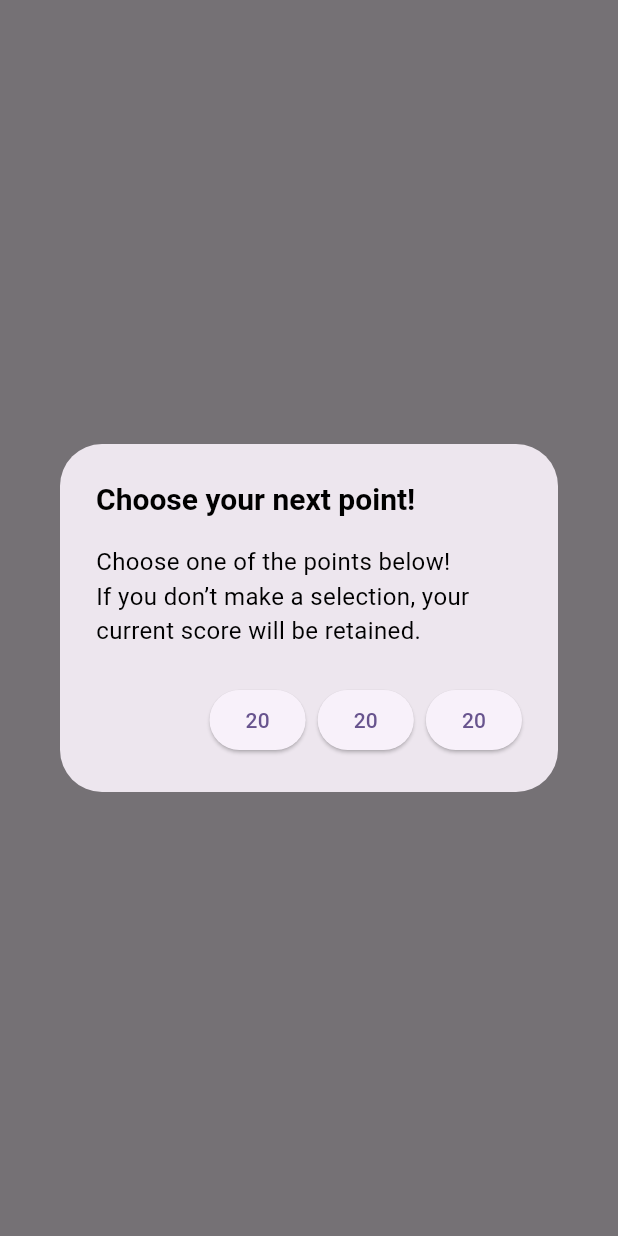
After one commit to Urrr4545/flutter_challenge, a Flutter app: the ChallengeNormalScreenDay6 screen opened directly, after a tap on "I want more points!", on a phone screen of 412 x 824 dp. The commit adds this screen. Run offline on Flutter 3.47's test engine with Material 3 defaults, Android fonts, the phone set to English and light mode, and no system bars; our stand-ins replace google_fonts.

Commit message:
update day6

```diff
--- /dev/null
+++ b/lib/challenge_day_6/normal/main.dart
@@ -0,0 +1,114 @@
+import 'dart:math';
+
+import 'package:flutter/material.dart';
+
+class ChallengeNormalScreenDay6 extends StatefulWidget {
+  const ChallengeNormalScreenDay6({Key? key}) : super(key: key);
+
+  @override
+  State<ChallengeNormalScreenDay6> createState() =>
+      _ChallengeNormalScreenDay6State();
+}
+
+class _ChallengeNormalScreenDay6State extends State<ChallengeNormalScreenDay6> {
+  int _point = 0;
+  List<int> points = [];
+
+  @override
+  void initState() {
+    super.initState();
+  }
+
+  void setRandomPoints() {
+    points.clear();
+    points.add(Random().nextInt(100));
+    points.add(Random().nextInt(100));
+    points.add(Random().nextInt(100));
+  }
+
+  @override
+  Widget build(BuildContext context) {
+    return SafeArea(
+      child: Scaffold(
+        appBar: null,
+        body: Center(
+          child: Column(
+            mainAxisAlignment: MainAxisAlignment.center,
+            crossAxisAlignment: CrossAxisAlignment.center,
+            children: [
+              Text(
+                "Your point : ${_point}",
+                style: const TextStyle(
+                  fontSize: 30,
+                  fontWeight: FontWeight.w600,
+                  color: Colors.black,
+                ),
+              ),
+              const SizedBox(
+                height: 10,
+              ),
+              ElevatedButton(
+                onPressed: () {
+                  setRandomPoints();
+                  showDialog(
+                    context: context,
+                    barrierDismissible: true,
+                    builder: ((context) {
+                      return AlertDialog(
+                        title: const Text(
+                          "Choose your next point!",
+                          style: TextStyle(
+                            fontSize: 20,
+                            fontWeight: FontWeight.w600,
+                            color: Colors.black,
+                          ),
+                        ),
+                        content: const Text(
+                          "Choose one of the points below! \nIf you don’t make a selection, your current score will be retained.",
+                          style: TextStyle(
+                            fontSize: 16,
+                            color: Colors.black,
+                          ),
+                        ),
+                        actions: <Widget>[
+                          ElevatedButton(
+                            onPressed: () {
+                              setState(() {
+                                _point = points[0];
+                              });
+                              Navigator.pop(context);
+                            },
+                            child: Text("${points[0]}"),
+                          ),
+                          ElevatedButton(
+                            onPressed: () {
+                              setState(() {
+                                _point = points[1];
+                              });
+                              Navigator.pop(context);
+                            },
+                            child: Text("${points[1]}"),
+                          ),
+                          ElevatedButton(
+                            onPressed: () {
+                              setState(() {
+                                _point = points[2];
+                              });
+                              Navigator.pop(context);
+                            },
+                            child: Text("${points[2]}"),
+                          ),
+                        ],
+                      );
+                    }),
+                  );
+                },
+                child: const Text('I want more points!'),
+              ),
+            ],
+          ),
+        ),
+      ),
+    );
+  }
+}
```
Also changed, not shown: lib/challenge_day_6/hard/main.dart (added, +132 -0 lines), lib/challenge_menu.dart (+24 -0 lines).
